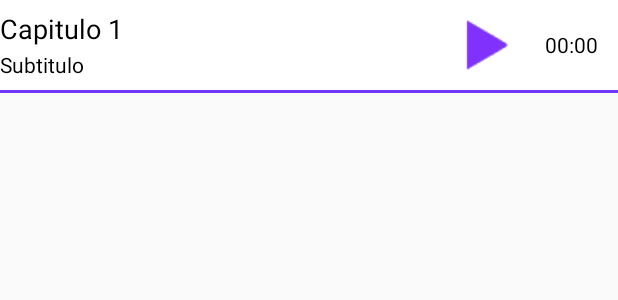
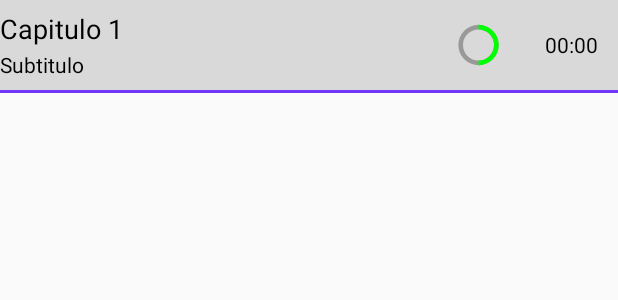
Before and after one commit to EnriqueMadrigal/audu_app, an Android app: the layout item_capitulo.xml on its own in the app's theme, with its tools: preview values and no code run, on a phone screen of 412 x 824 dp. Shown: the top 300 px of the screen. Run offline under Robolectric (Android 15) with nearby library versions, the phone set to English and light mode, and no system bars.

Commit message:
nuevos Sabado

```diff
--- a/app/src/main/java/audu/app/fragments/detalle.java
+++ b/app/src/main/java/audu/app/fragments/detalle.java
@@ -196,7 +196,7 @@ public class detalle extends Fragment {
                 Log.d(TAG, "Cap 1");
 
                 FragmentManager fragmentManager = getFragmentManager();
-                principal _principal = principal.newInstance(_curLibro.get_idLibro());
+                principal _principal = principal.newInstance(_curLibro);
 
                 FragmentTransaction fragmentTransaction = fragmentManager.beginTransaction();
                 fragmentTransaction.setCustomAnimations( android.R.anim.slide_in_left, android.R.anim.slide_out_right );
--- /dev/null
+++ b/app/src/main/res/drawable/progress_circle.xml
@@ -0,0 +1,49 @@
+<?xml version="1.0" encoding="utf-8"?>
+
+<layer-list xmlns:android="http://schemas.android.com/apk/res/android">
+    <item android:id="@android:id/secondaryProgress">
+        <shape
+            android:innerRadiusRatio="6"
+            android:shape="ring"
+            android:thicknessRatio="20.0"
+            android:useLevel="true">
+
+
+            <gradient
+                android:centerColor="#999999"
+                android:endColor="#999999"
+                android:startColor="#999999"
+                android:type="sweep" />
+        </shape>
+    </item>
+
+    <item android:id="@android:id/progress">
+        <rotate
+            android:fromDegrees="270"
+            android:pivotX="50%"
+            android:pivotY="50%"
+            android:toDegrees="270">
+
+            <shape
+                android:innerRadiusRatio="6"
+                android:shape="ring"
+                android:thicknessRatio="20.0"
+                android:useLevel="true">
+
+
+                <rotate
+                    android:fromDegrees="0"
+                    android:pivotX="50%"
+                    android:pivotY="50%"
+                    android:toDegrees="360" />
+
+                <gradient
+                    android:centerColor="#00FF00"
+                    android:endColor="#00FF00"
+                    android:startColor="#00FF00"
+                    android:type="sweep" />
+
+            </shape>
+        </rotate>
+    </item>
+</layer-list>
--- a/app/src/main/res/layout/item_capitulo.xml
+++ b/app/src/main/res/layout/item_capitulo.xml
@@ -1,5 +1,5 @@
 <?xml version="1.0" encoding="utf-8"?>
-<LinearLayout android:id="@+id/row_capitulo_layout"
+<LinearLayout
     android:layout_width="match_parent"
     android:layout_height="wrap_content"
     android:orientation="vertical"
@@ -8,10 +8,11 @@
     xmlns:android="http://schemas.android.com/apk/res/android">
 
     <LinearLayout
+        android:id="@+id/row_capitulo_layout"
         android:layout_width="match_parent"
         android:layout_height="60dp"
         android:weightSum="1"
-        android:background="@color/colorWhite">
+        android:background="@color/colorGray">
 
 
     <LinearLayout
@@ -63,8 +64,22 @@
                 android:layout_height="match_parent"
                 android:src="@drawable/ico_purpleplay"
                 android:background="@color/colorTransparent"
-                android:padding="10dp"/>
+                android:padding="10dp"
+                android:visibility="gone"/>
 
+            <ProgressBar
+
+                android:id="@+id/circularProgressbar"
+                style="?android:attr/progressBarStyleHorizontal"
+                android:layout_width="match_parent"
+                android:layout_height="match_parent"
+                android:indeterminate="false"
+                android:max="100"
+                android:progress="50"
+                android:layout_centerInParent="true"
+                android:progressDrawable="@drawable/progress_circle"
+                android:secondaryProgress="100"
+                />
 
         </RelativeLayout>
 
--- a/app/src/main/res/values/colors.xml
+++ b/app/src/main/res/values/colors.xml
@@ -6,6 +6,7 @@
     <color name="colorWhite">#FFFFFF</color>
     <color name="colorBlack">#000000</color>
     <color name="colorLightGray">#F3F4F7</color>
+    <color name="colorGray">#D9D9D9</color>
     <color name="colorTransparent">#00ffffff</color>
 
 
```
Also changed, not shown: app/src/main/java/audu/app/adapters/capituloAdapter.java (+43 -0 lines), app/src/main/java/audu/app/fragments/principal.java (+264 -5 lines), app/src/main/java/audu/app/models/Capitulo_Class.java (+12 -0 lines).
